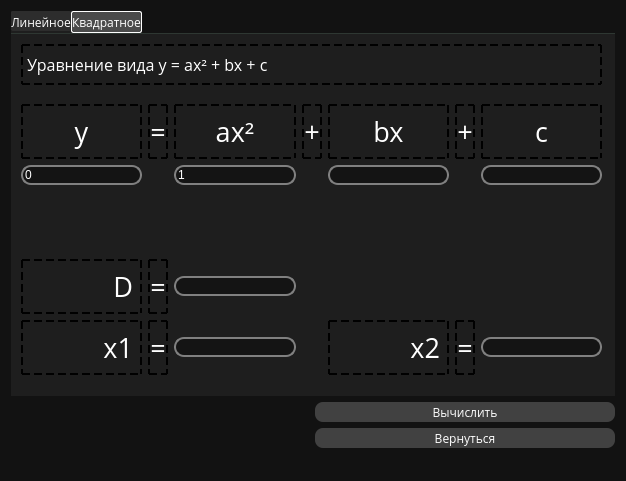
Before: the Qt Designer form forms/EquationsWindow.ui in SMS-message/SchoolProject, drawn with Qt 5.
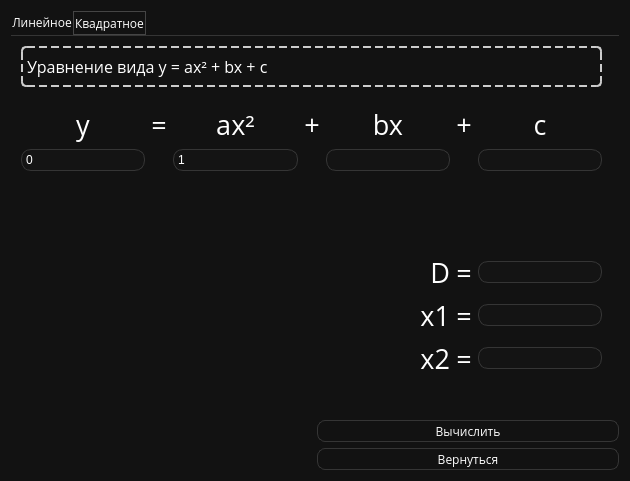
After: the same form once the commit is applied.

Diff of the .ui file:
```diff
--- a/forms/EquationsWindow.ui
+++ b/forms/EquationsWindow.ui
@@ -6,10 +6,22 @@
    <rect>
     <x>0</x>
     <y>0</y>
-    <width>626</width>
+    <width>630</width>
     <height>481</height>
    </rect>
   </property>
+  <property name="minimumSize">
+   <size>
+    <width>630</width>
+    <height>0</height>
+   </size>
+  </property>
+  <property name="maximumSize">
+   <size>
+    <width>630</width>
+    <height>16777215</height>
+   </size>
+  </property>
   <property name="font">
    <font>
     <family>Open Sans</family>
@@ -21,19 +33,19 @@
   <property name="styleSheet">
    <string notr="true">QWidget {
 	color: white;
-	background-color: rgb(18, 18, 18);
+	background-color: #121212;
+	
 }
 
 QPushButton {
 	color: white;
-	background: rgb(65, 65, 65);
-	
+
 	width: 300px;
 	height: 20px;
 	
 	border: solid;
-	border-color: black;
-	border-width: 0px;
+	border-color: #353535;
+	border-width: 1px;
 	border-radius: 8px;
 }
 
@@ -55,58 +67,6 @@
 </string>
   </property>
   <layout class="QGridLayout" name="gridLayout_3">
-   <item row="1" column="1">
-    <widget class="QPushButton" name="runBtn">
-     <property name="styleSheet">
-      <string notr="true">QPushButton {
-	color: white;
-	background: rgb(65, 65, 65);
-	
-	width: 300px;
-	height: 20px;
-	
-	border: solid;
-	border-color: black;
-	border-width: 0px;
-	border-radius: 8px;
-}
-
-QPushButton:hover {
-	border-color: rgb(170, 170, 170);
-	border-width: 2px;
-
-	width: 300px;
-	height: 30px;
-}
-
-QPushButton:pressed {
-	border-color: white;
-	border-width: 2px;
-	
-	width: 300px;
-	height: 30px;
-}
-</string>
-     </property>
-     <property name="text">
-      <string>Вычислить</string>
-     </property>
-    </widget>
-   </item>
-   <item row="2" column="1">
-    <widget class="QPushButton" name="returnBtn">
-     <property name="text">
-      <string>Вернуться</string>
-     </property>
-    </widget>
-   </item>
-   <item row="3" column="0" colspan="2">
-    <widget class="QLabel" name="ErrLabel">
-     <property name="text">
-      <string/>
-     </property>
-    </widget>
-   </item>
    <item row="1" column="0">
     <spacer name="horizontalSpacer">
      <property name="orientation">
@@ -120,51 +80,57 @@
      </property>
     </spacer>
    </item>
+   <item row="2" column="1">
+    <widget class="QPushButton" name="returnBtn">
+     <property name="text">
+      <string>Вернуться</string>
+     </property>
+    </widget>
+   </item>
+   <item row="1" column="1">
+    <widget class="QPushButton" name="runBtn">
+     <property name="styleSheet">
+      <string notr="true"/>
+     </property>
+     <property name="text">
+      <string>Вычислить</string>
+     </property>
+    </widget>
+   </item>
    <item row="0" column="0" colspan="2">
     <widget class="QTabWidget" name="EquationTabs">
      <property name="styleSheet">
-      <string notr="true">QWidget {
-	background-color: rgb(30, 30, 30);
-}
-
-QLabel {
-	border: dashed;
-	border-width: 2px;
-}
-
-QLineEdit {
+      <string notr="true">QLineEdit {
+	padding: 2px; 
 	background-color: rgb(20, 20, 20);
 	border: solid;
-	border-color: gray;
-	border-width: 2px;
+	border-color: #353535;
+	border-width: 1px;
 	border-radius: 10px;
 }
 
 QTabWidget::pane {
     border: none;
-	border-top: 1px solid rgb(46, 55, 50)
+	border-top: 1px solid #353535;
 }
 
 QTabBar::tab {
-	background-color: rgb(45, 45, 45);
-	
+	padding: 1px 1px 1px 1px;
+	font-family: open sans;	
+
 	height: 20px;
-
 	border: solid;
 
-	border-radius: 2px;
-
 }
 
 QTabBar::tab:selected, QTabBar::tab:hover {
 	border-width: 1px;
-	border-color: rgb(170, 170, 170);
-    background: rgb(75, 75, 75);
+	border-color: #454545;
 }
 
 QTabBar::tab:selected {
 	border-width: 1px;
-    border-color: white;
+    border-color: #454545;
 }
 
    </string>
@@ -191,6 +157,14 @@
          <pointsize>12</pointsize>
         </font>
        </property>
+       <property name="styleSheet">
+        <string notr="true">QLabel {
+	border: dashed;
+	border-width: 2px;
+	border-color: #CCCCCC;
+	border-radius: 5px;
+}</string>
+       </property>
        <property name="text">
         <string>Уравнение вида y = kx + b</string>
        </property>
@@ -368,6 +342,14 @@
          <pointsize>12</pointsize>
         </font>
        </property>
+       <property name="styleSheet">
+        <string notr="true">QLabel {
+	border: dashed;
+	border-width: 2px;
+	border-color: #CCCCCC;
+	border-radius: 5px;
+}</string>
+       </property>
        <property name="text">
         <string>Уравнение вида y = ax² + bx + c</string>
        </property>
@@ -382,65 +364,11 @@
         </rect>
        </property>
        <layout class="QGridLayout" name="gridLayout_2">
-        <item row="3" column="2">
-         <widget class="QLineEdit" name="dEdit"/>
-        </item>
-        <item row="0" column="3">
-         <widget class="QLabel" name="label_15">
-          <property name="font">
-           <font>
-            <family>Open Sans</family>
-            <pointsize>20</pointsize>
-           </font>
-          </property>
-          <property name="text">
-           <string>+</string>
-          </property>
-          <property name="alignment">
-           <set>Qt::AlignBottom|Qt::AlignHCenter</set>
-          </property>
-         </widget>
-        </item>
-        <item row="0" column="1">
-         <widget class="QLabel" name="label_9">
-          <property name="font">
-           <font>
-            <family>Open Sans</family>
-            <pointsize>20</pointsize>
-           </font>
-          </property>
-          <property name="text">
-           <string>=</string>
-          </property>
-          <property name="alignment">
-           <set>Qt::AlignBottom|Qt::AlignHCenter</set>
-          </property>
-         </widget>
-        </item>
-        <item row="0" column="0">
-         <widget class="QLabel" name="label_13">
-          <property name="font">
-           <font>
-            <family>Open Sans</family>
-            <pointsize>20</pointsize>
-           </font>
-          </property>
-          <property name="text">
-           <string>y</string>
-          </property>
-          <property name="alignment">
-           <set>Qt::AlignBottom|Qt::AlignHCenter</set>
-          </property>
-         </widget>
-        </item>
-        <item row="4" column="6">
-         <widget class="QLineEdit" name="x2Edit"/>
-        </item>
         <item row="1" column="6">
          <widget class="QLineEdit" name="cEdit"/>
         </item>
-        <item row="4" column="5">
-         <widget class="QLabel" name="label_21">
+        <item row="0" column="2">
+         <widget class="QLabel" name="label_12">
           <property name="font">
            <font>
             <family>Open Sans</family>
@@ -448,15 +376,15 @@
            </font>
           </property>
           <property name="text">
-           <string>=</string>
+           <string>ax²</string>
           </property>
           <property name="alignment">
            <set>Qt::AlignBottom|Qt::AlignHCenter</set>
           </property>
          </widget>
         </item>
-        <item row="3" column="0">
-         <widget class="QLabel" name="label_16">
+        <item row="0" column="0">
+         <widget class="QLabel" name="label_13">
           <property name="font">
            <font>
             <family>Open Sans</family>
@@ -464,31 +392,15 @@
            </font>
           </property>
           <property name="text">
-           <string>D</string>
+           <string>y</string>
           </property>
           <property name="alignment">
-           <set>Qt::AlignBottom|Qt::AlignRight|Qt::AlignTrailing</set>
+           <set>Qt::AlignBottom|Qt::AlignHCenter</set>
           </property>
          </widget>
         </item>
-        <item row="4" column="0">
-         <widget class="QLabel" name="label_18">
-          <property name="font">
-           <font>
-            <family>Open Sans</family>
-            <pointsize>20</pointsize>
-           </font>
-          </property>
-          <property name="text">
-           <string>x1</string>
-          </property>
-          <property name="alignment">
-           <set>Qt::AlignBottom|Qt::AlignRight|Qt::AlignTrailing</set>
-          </property>
-         </widget>
-        </item>
-        <item row="0" column="5">
-         <widget class="QLabel" name="label_14">
+        <item row="0" column="3">
+         <widget class="QLabel" name="label_15">
           <property name="font">
            <font>
             <family>Open Sans</family>
@@ -503,24 +415,22 @@
           </property>
          </widget>
         </item>
-        <item row="4" column="1">
-         <widget class="QLabel" name="label_20">
-          <property name="font">
-           <font>
-            <family>Open Sans</family>
-            <pointsize>20</pointsize>
-           </font>
-          </property>
+        <item row="1" column="2">
+         <widget class="QLineEdit" name="aEdit">
           <property name="text">
-           <string>=</string>
+           <string>1</string>
           </property>
-          <property name="alignment">
-           <set>Qt::AlignBottom|Qt::AlignHCenter</set>
-          </property>
          </widget>
         </item>
-        <item row="4" column="2">
-         <widget class="QLineEdit" name="x1Edit"/>
+        <item row="1" column="4">
+         <widget class="QLineEdit" name="bEdit_2"/>
+        </item>
+        <item row="1" column="0">
+         <widget class="QLineEdit" name="yEdit_2">
+          <property name="text">
+           <string>0</string>
+          </property>
+         </widget>
         </item>
         <item row="0" column="6">
          <widget class="QLabel" name="label_11">
@@ -554,7 +464,93 @@
           </property>
          </widget>
         </item>
-        <item row="3" column="1">
+        <item row="0" column="5">
+         <widget class="QLabel" name="label_14">
+          <property name="font">
+           <font>
+            <family>Open Sans</family>
+            <pointsize>20</pointsize>
+           </font>
+          </property>
+          <property name="text">
+           <string>+</string>
+          </property>
+          <property name="alignment">
+           <set>Qt::AlignBottom|Qt::AlignHCenter</set>
+          </property>
+         </widget>
+        </item>
+        <item row="2" column="0">
+         <spacer name="verticalSpacer">
+          <property name="orientation">
+           <enum>Qt::Vertical</enum>
+          </property>
+          <property name="sizeHint" stdset="0">
+           <size>
+            <width>20</width>
+            <height>40</height>
+           </size>
+          </property>
+         </spacer>
+        </item>
+        <item row="0" column="1">
+         <widget class="QLabel" name="label_9">
+          <property name="font">
+           <font>
+            <family>Open Sans</family>
+            <pointsize>20</pointsize>
+           </font>
+          </property>
+          <property name="text">
+           <string>=</string>
+          </property>
+          <property name="alignment">
+           <set>Qt::AlignBottom|Qt::AlignHCenter</set>
+          </property>
+         </widget>
+        </item>
+        <item row="3" column="6">
+         <widget class="QLineEdit" name="dEdit"/>
+        </item>
+        <item row="4" column="6">
+         <widget class="QLineEdit" name="x1Edit"/>
+        </item>
+        <item row="5" column="6">
+         <widget class="QLineEdit" name="x2Edit"/>
+        </item>
+        <item row="5" column="5">
+         <widget class="QLabel" name="label_21">
+          <property name="font">
+           <font>
+            <family>Open Sans</family>
+            <pointsize>20</pointsize>
+           </font>
+          </property>
+          <property name="text">
+           <string>=</string>
+          </property>
+          <property name="alignment">
+           <set>Qt::AlignBottom|Qt::AlignHCenter</set>
+          </property>
+         </widget>
+        </item>
+        <item row="4" column="5">
+         <widget class="QLabel" name="label_20">
+          <property name="font">
+           <font>
+            <family>Open Sans</family>
+            <pointsize>20</pointsize>
+           </font>
+          </property>
+          <property name="text">
+           <string>=</string>
+          </property>
+          <property name="alignment">
+           <set>Qt::AlignBottom|Qt::AlignHCenter</set>
+          </property>
+         </widget>
+        </item>
+        <item row="3" column="5">
          <widget class="QLabel" name="label_17">
           <property name="font">
            <font>
@@ -570,8 +566,8 @@
           </property>
          </widget>
         </item>
-        <item row="0" column="2">
-         <widget class="QLabel" name="label_12">
+        <item row="3" column="4">
+         <widget class="QLabel" name="label_16">
           <property name="font">
            <font>
             <family>Open Sans</family>
@@ -579,14 +575,30 @@
            </font>
           </property>
           <property name="text">
-           <string>ax²</string>
+           <string>D</string>
           </property>
           <property name="alignment">
-           <set>Qt::AlignBottom|Qt::AlignHCenter</set>
+           <set>Qt::AlignBottom|Qt::AlignRight|Qt::AlignTrailing</set>
           </property>
          </widget>
         </item>
         <item row="4" column="4">
+         <widget class="QLabel" name="label_18">
+          <property name="font">
+           <font>
+            <family>Open Sans</family>
+            <pointsize>20</pointsize>
+           </font>
+          </property>
+          <property name="text">
+           <string>x1</string>
+          </property>
+          <property name="alignment">
+           <set>Qt::AlignBottom|Qt::AlignRight|Qt::AlignTrailing</set>
+          </property>
+         </widget>
+        </item>
+        <item row="5" column="4">
          <widget class="QLabel" name="label_19">
           <property name="font">
            <font>
@@ -602,38 +614,21 @@
           </property>
          </widget>
         </item>
-        <item row="1" column="4">
-         <widget class="QLineEdit" name="bEdit_2"/>
-        </item>
-        <item row="1" column="2">
-         <widget class="QLineEdit" name="aEdit">
-          <property name="text">
-           <string>1</string>
-          </property>
-         </widget>
-        </item>
-        <item row="1" column="0">
-         <widget class="QLineEdit" name="yEdit_2">
-          <property name="text">
-           <string>0</string>
-          </property>
-         </widget>
-        </item>
-        <item row="2" column="0">
-         <spacer name="verticalSpacer">
-          <property name="orientation">
-           <enum>Qt::Vertical</enum>
-          </property>
-          <property name="sizeHint" stdset="0">
-           <size>
-            <width>20</width>
-            <height>40</height>
-           </size>
-          </property>
-         </spacer>
-        </item>
        </layout>
       </widget>
+      <widget class="QLabel" name="ErrLabel">
+       <property name="geometry">
+        <rect>
+         <x>20</x>
+         <y>360</y>
+         <width>612</width>
+         <height>16</height>
+        </rect>
+       </property>
+       <property name="text">
+        <string/>
+       </property>
+      </widget>
      </widget>
     </widget>
    </item>
```
